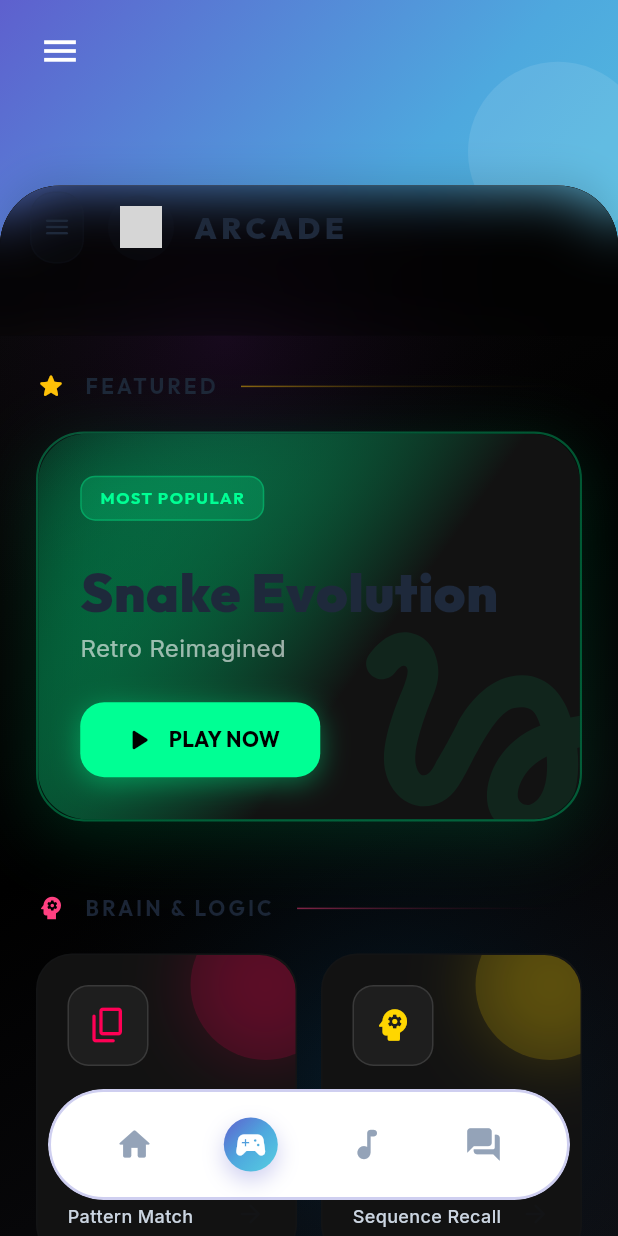
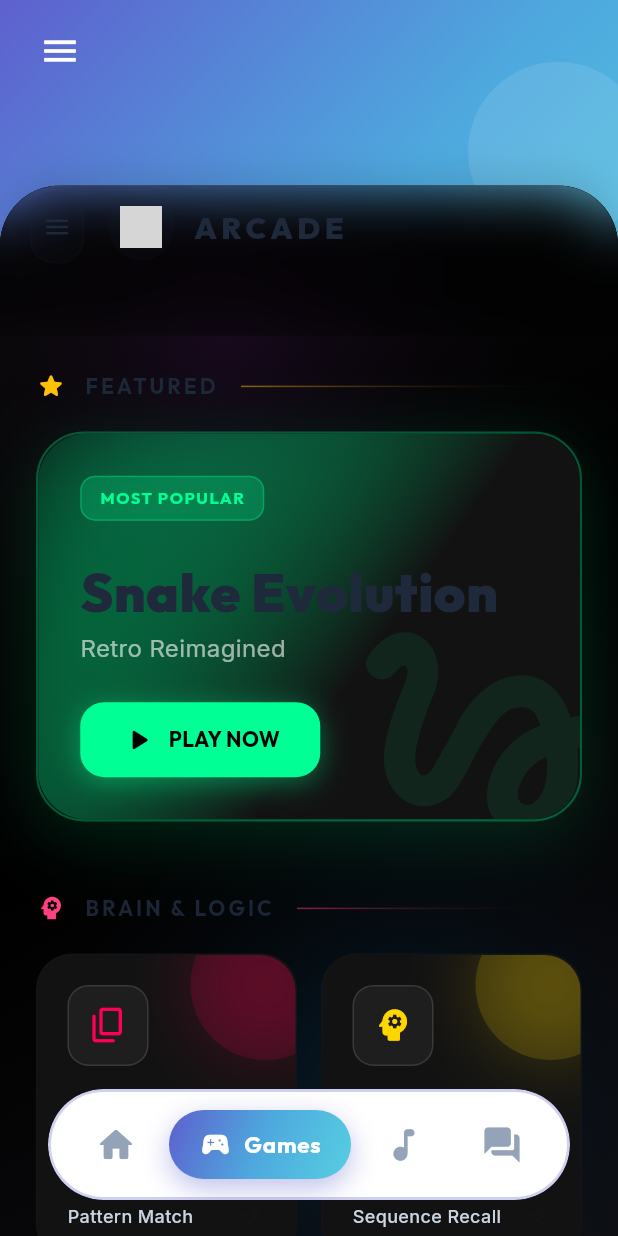
Before and after one commit to Joelrtharakan/AI-Powered-Boredom-Breaker-System-Using-Emotion-Detection-and-Personalized-Activity-Generation, a Flutter app: the MainLayout screen opened directly, item 2 of the bottom bar chosen, on a phone screen of 412 x 824 dp. Run offline on Flutter 3.47's test engine with Material 3 defaults, Android fonts, the phone set to English and light mode, and no system bars; drawn by our look-alikes of flutter_animate; our stand-ins replace dio, fl_chart, flutter_riverpod, flutter_tts, google_fonts, image_picker and 3 more; missing offline and left inert: encrypt; accounts and stored records are empty; network calls fail; grey boxes are pictures that could not be loaded.

Commit message:
feat: Enhance bottom navigation with fluid animated active state pills featuring text labels

```diff
--- a/boredom_breaker_mobile/lib/screens/main_layout.dart
+++ b/boredom_breaker_mobile/lib/screens/main_layout.dart
@@ -252,10 +252,10 @@ class _MainLayoutState extends State<MainLayout> {
             child: Row(
               mainAxisAlignment: MainAxisAlignment.spaceEvenly,
               children: [
-                _buildNavItem(0, Icons.home_rounded),
-                _buildNavItem(1, Icons.sports_esports_rounded),
-                _buildNavItem(2, Icons.music_note_rounded),
-                _buildNavItem(3, Icons.forum_rounded),
+                _buildNavItem(0, Icons.home_rounded, "Home"),
+                _buildNavItem(1, Icons.sports_esports_rounded, "Games"),
+                _buildNavItem(2, Icons.music_note_rounded, "Music"),
+                _buildNavItem(3, Icons.forum_rounded, "Luno"),
               ],
             ),
           ),
@@ -264,7 +264,7 @@ class _MainLayoutState extends State<MainLayout> {
     );
   }
 
-  Widget _buildNavItem(int index, IconData icon) {
+  Widget _buildNavItem(int index, IconData icon, String label) {
     final isSelected = _currentIndex == index;
     return GestureDetector(
       onTap: () {
@@ -279,14 +279,14 @@ class _MainLayoutState extends State<MainLayout> {
       },
       behavior: HitTestBehavior.opaque,
       child: Container(
-        padding: const EdgeInsets.all(12),
-        width: 60,
-        height: 60,
+        height: 74,
+        padding: const EdgeInsets.symmetric(vertical: 12),
         child: AnimatedContainer(
-          duration: const Duration(milliseconds: 300),
-          curve: Curves.easeOutCubic,
+          duration: const Duration(milliseconds: 400),
+          curve: Curves.easeOutBack,
+          padding: EdgeInsets.symmetric(horizontal: isSelected ? 20 : 16),
           decoration: BoxDecoration(
-            shape: BoxShape.circle,
+            borderRadius: BorderRadius.circular(100),
             gradient: isSelected
                 ? const LinearGradient(
                     colors: AppColors.primaryGradient,
@@ -297,17 +297,41 @@ class _MainLayoutState extends State<MainLayout> {
             boxShadow: isSelected
                 ? [
                     BoxShadow(
-                      color: AppColors.primary.withValues(alpha: 0.3),
-                      blurRadius: 12,
+                      color: AppColors.primary.withValues(alpha: 0.4),
+                      blurRadius: 15,
                       offset: const Offset(0, 6),
                     ),
                   ]
                 : null,
           ),
-          child: Icon(
-            icon,
-            size: isSelected ? 24 : 26,
-            color: isSelected ? Colors.white : AppColors.textMuted,
+          child: Row(
+            mainAxisSize: MainAxisSize.min,
+            mainAxisAlignment: MainAxisAlignment.center,
+            children: [
+              Icon(
+                icon,
+                size: isSelected ? 22 : 28,
+                color: isSelected ? Colors.white : AppColors.textMuted,
+              ),
+              AnimatedSize(
+                duration: const Duration(milliseconds: 300),
+                curve: Curves.easeOutCubic,
+                child: isSelected
+                    ? Padding(
+                        padding: const EdgeInsets.only(left: 8.0),
+                        child: Text(
+                          label,
+                          style: GoogleFonts.outfit(
+                            color: Colors.white,
+                            fontWeight: FontWeight.w700,
+                            fontSize: 15,
+                            letterSpacing: 0.5,
+                          ),
+                        ),
+                      )
+                    : const SizedBox.shrink(),
+              ),
+            ],
           ),
         ),
       ),
```
